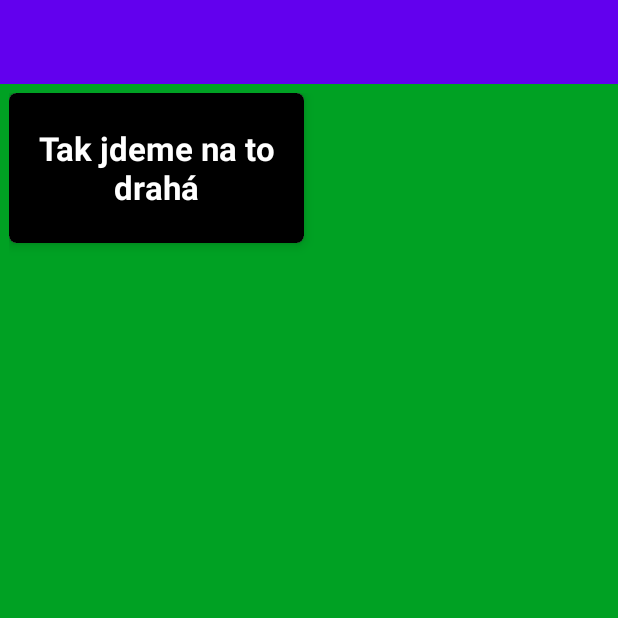
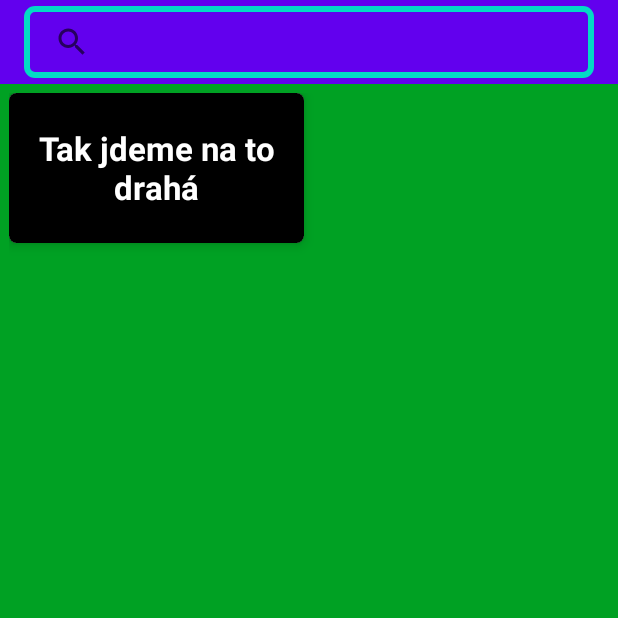
Before and after one commit to skoumat/RaspusApp, an Android app: the screen it shows after launch (MainActivity), on a phone screen of 412 x 824 dp, the top half of it. Run offline under Robolectric (Android 15) with nearby library versions, the phone set to English and light mode, and no system bars; our stand-ins replace Room's generated code.

Commit message:
searching

```diff
--- a/app/src/main/java/com/example/raspusapp/GridRVAdapter.kt
+++ b/app/src/main/java/com/example/raspusapp/GridRVAdapter.kt
@@ -1,63 +1,66 @@
 package com.example.raspusapp
 
 import android.content.Context
+import android.util.Log
 import android.view.LayoutInflater
 import android.view.View
 import android.view.ViewGroup
-import android.widget.BaseAdapter
-import android.widget.TextView
+import android.widget.*
+import java.util.*
 
-// on below line we are creating an
-// adapter class for our grid view.
 internal class GridRVAdapter(
-    // on below line we are creating two
-    // variables for course list and context
     private val lineList: List<GridViewModal>,
     private val context: Context
-) :
-    BaseAdapter() {
-    // in base adapter class we are creating variables
-    // for layout inflater, course image view and course text view.
-    private var layoutInflater: LayoutInflater? = null
-    private lateinit var lineTV: TextView
+) : BaseAdapter(), Filterable {
 
-    // below method is use to return the count of course list
+    private var filteredData: List<GridViewModal> = lineList
+
     override fun getCount(): Int {
-        return lineList.size
+        return filteredData.size
     }
 
-    // below function is use to return the item of grid view.
     override fun getItem(position: Int): Any? {
-        return null
+        return filteredData[position]
     }
 
-    // below function is use to return item id of grid view.
     override fun getItemId(position: Int): Long {
-        return 0
+        return position.toLong()
     }
 
-    // in below function we are getting individual item of grid view.
-    override fun getView(position: Int, convertView: View?, parent: ViewGroup?): View {
-        var convertView = convertView
-        // on blow line we are checking if layout inflater
-        // is null, if it is null we are initializing it.
-        if (layoutInflater == null) {
-            layoutInflater = context.getSystemService(Context.LAYOUT_INFLATER_SERVICE) as LayoutInflater
+
+    override fun getView(position: Int, convertView: View?, parent: ViewGroup): View {
+        // Inflate and populate your grid view item layout
+        val view = convertView ?: LayoutInflater.from(parent.context)
+            .inflate(R.layout.gridview_item, parent, false)
+
+        var itemText = view.findViewById<TextView>(R.id.idTVLine)
+        itemText.text = filteredData[position].line
+
+        return view
+    }
+
+    override fun getFilter(): Filter {
+        return object : Filter() {
+            override fun performFiltering(constraint: CharSequence?): FilterResults {
+                val query = constraint?.toString()?.lowercase(Locale.getDefault())
+
+                val results = FilterResults()
+                val filteredList = if (query.isNullOrBlank()) {
+                    lineList
+                } else {
+                    lineList.filter { it.line.lowercase(Locale.getDefault()).contains(query) }
+                }
+
+                results.values = filteredList
+                results.count = filteredList.size
+
+                return results
+            }
+
+            override fun publishResults(constraint: CharSequence?, results: FilterResults?) {
+                filteredData = results?.values as? List<GridViewModal> ?: emptyList()
+                notifyDataSetChanged()
+            }
         }
-        // on the below line we are checking if convert view is null.
-        // If it is null we are initializing it.
-        if (convertView == null) {
-            // on below line we are passing the layout file
-            // which we have to inflate for each item of grid view.
-            convertView = layoutInflater!!.inflate(R.layout.gridview_item, null)
-        }
-        // on below line we are initializing our course image view
-        // and course text view with their ids.
-        lineTV = convertView!!.findViewById(R.id.idTVLine)
-        // on below line we are setting image for our course image view.
-        // on below line we are setting text in our course text view.
-        lineTV.setText(lineList.get(position).line)
-        // at last we are returning our convert view.
-        return convertView
     }
 }
--- a/app/src/main/java/com/example/raspusapp/MainActivity.kt
+++ b/app/src/main/java/com/example/raspusapp/MainActivity.kt
@@ -3,72 +3,88 @@ package com.example.raspusapp
 import com.example.raspusapp.data.MyDatabase
 import android.media.MediaPlayer
 import android.os.Bundle
-import android.util.Log
 import android.widget.GridView
-import androidx.activity.viewModels
 import androidx.appcompat.app.AppCompatActivity
 import androidx.lifecycle.ViewModelProvider
 import com.example.raspusapp.data.DBLine
 import kotlinx.coroutines.*
+import android.widget.SearchView
+import com.example.raspusapp.databinding.ActivityMainBinding
 
+import android.util.Log
 
 
 class MainActivity : AppCompatActivity() {
     lateinit var lineGRV: GridView
     lateinit var lineList: List<GridViewModal>
     private val coroutineScope = CoroutineScope(Dispatchers.Main)
+    lateinit var binding : ActivityMainBinding
 
     override fun onCreate(savedInstanceState: Bundle?) {
         super.onCreate(savedInstanceState)
         setContentView(R.layout.activity_main)
 
-        val database = MyDatabase.getDatabase(this)
-
-//        runBlocking {
-//            database.myDao().deleteAll()
-//        }
-        lateinit var mLineViewModel: LineViewModel
-        coroutineScope.launch {
-//            database.myDao().deleteAll()
-
-
-            mLineViewModel = ViewModelProvider(this@MainActivity).get(LineViewModel::class.java)
-            mLineViewModel.deleteAll()
-            var line = DBLine(0, "Wong_kojoti", "Kojoti", "pan Wong")
-            mLineViewModel.insert(line)
-        }
-//        val rowsDeleted =
-//        Log.d("Database", "Rows deleted: $rowsDeleted")
 
 
 
 
+        val database = MyDatabase.getDatabase(this) // ziskame instanci databaze
+
+
+        lateinit var mLineViewModel: LineViewModel
+        coroutineScope.launch {
+            mLineViewModel = ViewModelProvider(this@MainActivity).get(LineViewModel::class.java)
+            mLineViewModel.deleteAll()
+
+            populateDatabase(mLineViewModel)
+        }
 
 
 
-//        Log.d("Database", "Line inserted!")
-        val allLines = database.myDao().getAllLines()
+        var shownLines = database.myDao().getAllLines()
+
+
+        lineGRV = findViewById(R.id.GRV)
+        lineList = ArrayList<GridViewModal>()
+
+        shownLines.forEach {
+            lineList = lineList + GridViewModal(it.line, it.file)
+        }
+
+        var lineAdapter = GridRVAdapter(lineList = lineList, this@MainActivity)
+
+        lineGRV.adapter = lineAdapter
+        lineGRV.setOnItemClickListener { _, _, position, _ -> play(lineList[position].file) }
 
 
 
 
-        lineGRV = findViewById(R.id.idGRV)
-        lineList = ArrayList<GridViewModal>()
+//        binding = ActivityMainBinding.inflate(layoutInflater)
+        // k cemu to je? potrebuju to?
+//        setContentView(binding.root)
+//        binding.GRV.adapter = lineAdapter
 
-        allLines.forEach {
-            lineList = lineList + GridViewModal(it.line, it.file)
-        }
+        val searchView = findViewById<SearchView>(R.id.searchView)
+        searchView.setOnQueryTextListener(object : SearchView.OnQueryTextListener{
+            override fun onQueryTextSubmit(query: String?): Boolean {
+                return false
+            }
 
-        val lineAdapter = GridRVAdapter(lineList = lineList, this@MainActivity)
+            override fun onQueryTextChange(searched: String): Boolean {
+                Log.d("SEARCH", "String $searched")
+                lineAdapter.filter.filter(searched)
 
-        lineGRV.adapter = lineAdapter
-        lineGRV.setOnItemClickListener { _, _, position, _ -> play(lineList[position].file) }
+                return false
+            }
+        })
+
     }
 
     override fun onDestroy() {
         super.onDestroy()
         coroutineScope.cancel()
     }
+
     fun play(file: String) {
         val player = MediaPlayer()
         try {
@@ -81,4 +97,26 @@ class MainActivity : AppCompatActivity() {
         }
         player.start()
     }
+
+    suspend fun populateDatabase(mLineViewModel: LineViewModel) {
+
+        val wong = "pan Wong"
+        val spusa = "Raspuša"
+        val extras = "Extras"
+        val norbit = "Norbit"
+        val kate = "Kate"
+        val noone = ""
+
+        val lineList = listOf(
+            DBLine(0, "Wong_kojoti", "Kojoti", wong, noone),
+            DBLine(0, "Wong_dalsi_negr", "Další negr", wong, noone),
+            DBLine(0, "Wong_seredna_cernoch", "Šeredná černoch", wong, noone),
+            DBLine(0, "Wong_glutamat", "Glutamát", wong, noone),
+            DBLine(0, "Wong_to_byl_veleryba", "To být velryba", wong, noone)
+        )
+
+        lineList.forEach {
+            mLineViewModel.insert(it)
+        }
+    }
 }
--- a/app/src/main/java/com/example/raspusapp/data/LineRepository.kt
+++ b/app/src/main/java/com/example/raspusapp/data/LineRepository.kt
@@ -1,8 +1,4 @@
 package com.example.raspusapp.data
-
-import androidx.annotation.WorkerThread
-import kotlinx.coroutines.flow.Flow
-import androidx.lifecycle.LiveData
 
 class LineRepository(private val myDao: MyDao)  {
     val getAllLines: List<DBLine> = myDao.getAllLines()
--- a/app/src/main/java/com/example/raspusapp/data/MyDao.kt
+++ b/app/src/main/java/com/example/raspusapp/data/MyDao.kt
@@ -1,8 +1,6 @@
 package com.example.raspusapp.data
 
-import androidx.lifecycle.LiveData
 import androidx.room.*
-import kotlinx.coroutines.flow.Flow
 
 @Dao
 interface MyDao {
@@ -16,13 +14,16 @@ interface MyDao {
     @Query("DELETE FROM lines")
     suspend fun deleteAll(): Int
 
-//    @Query("SELECT * FROM lines ORDER BY line ASC")
-//    fun getAllLinesOrderedByLine () : List<DBLine>
-//
-//    // bude to porad zorganizovane podle casu?  NULLS FIRST na konci nefunguje :/
+//    @DeleteTable("$table")
+//    suspend fun deleteTable(table: String)
+
+    @Query("SELECT * FROM lines ORDER BY line ASC")
+    fun getAllLinesOrderedByLine () : List<DBLine>
+
+    // bude to porad zorganizovane podle casu?  NULLS FIRST na konci nefunguje :/
 //    @Query("SELECT * FROM lines i WHERE i.character = :character OR i.character2 = :character ORDER BY character2")
 //    fun getCharacterLines(character : String) : List<DBLine>
-//
-//    @Query("SELECT * FROM lines i WHERE i.line LIKE :line COLLATE NOCASE")
-//    fun getLinesByName(line : String) : List<DBLine>
+
+    @Query("SELECT * FROM lines i WHERE i.line LIKE :line COLLATE NOCASE")
+    fun getLinesByName(line : String) : List<DBLine>
 }
--- a/app/src/main/java/com/example/raspusapp/data/MyDatabase.kt
+++ b/app/src/main/java/com/example/raspusapp/data/MyDatabase.kt
@@ -7,7 +7,7 @@ import androidx.room.RoomDatabase
 import androidx.sqlite.db.SupportSQLiteDatabase
 import android.content.ContentValues
 
-@Database(entities = [DBLine::class], version = 1, exportSchema = false)
+@Database(entities = [DBLine::class], version = 2, exportSchema = false)
 abstract class MyDatabase : RoomDatabase() {
 
     abstract fun myDao(): MyDao
@@ -95,13 +95,6 @@ abstract class MyDatabase : RoomDatabase() {
 
         }
 
-        suspend fun populateDatabase(myDao: MyDao) {
-            // Start the app with a clean database every time.
-            // Not needed if you only populate on creation.
-//            myDao.deleteAll()
 
-            var line = DBLine(0, "Wong_kojoti", "Kojoti", "pan Wong")
-            myDao.insert(line)
-        }
     }
 }
--- a/app/src/main/java/com/example/raspusapp/data/MyTables.kt
+++ b/app/src/main/java/com/example/raspusapp/data/MyTables.kt
@@ -8,6 +8,6 @@ import androidx.room.PrimaryKey
 data class DBLine(@PrimaryKey(autoGenerate = true) val id : Long,
                   @ColumnInfo(name = "file") val file : String,
                   @ColumnInfo(name = "line") val line : String,
-                  @ColumnInfo(name = "character") val character : String
-//                  @ColumnInfo(name = "character2") val character2 : String
+                  @ColumnInfo(name = "character") val character : String,
+                  @ColumnInfo(name = "character2") val character2 : String
 )
--- /dev/null
+++ b/app/src/main/res/drawable/searchview_background.xml
@@ -0,0 +1,11 @@
+<?xml version="1.0" encoding="utf-8"?>
+<shape xmlns:android="http://schemas.android.com/apk/res/android"
+    android:shape="rectangle">
+
+    <corners
+        android:radius="5dp"/>
+    <stroke
+        android:color="@color/teal_200"
+        android:width="4dp"/>
+
+</shape>
--- a/app/src/main/res/layout/activity_main.xml
+++ b/app/src/main/res/layout/activity_main.xml
@@ -15,7 +15,7 @@
 
     <!--on below line we are creating a grid view-->
     <GridView
-        android:id="@+id/idGRV"
+        android:id="@+id/GRV"
         android:layout_width="405dp"
         android:layout_height="658dp"
         android:layout_below="@+id/toolbar"
@@ -27,4 +27,16 @@
         android:numColumns="2"
         android:verticalSpacing="6dp" />
 
+    <android.widget.SearchView
+        android:id = "@+id/searchView"
+        android:layout_width="match_parent"
+        android:layout_height="wrap_content"
+        android:layout_marginHorizontal="16dp"
+        android:layout_marginBottom="16dp"
+        android:layout_marginTop="4dp"
+        android:background="@drawable/searchview_background"
+        android:iconifiedByDefault="false"
+        android:queryBackground="@android:color/transparent"
+        />
+
 </RelativeLayout>
```
Also changed, not shown: app/src/main/java/com/example/raspusapp/data/LineViewModel.kt (+0 -16 lines), app/src/main/res/layout/activity_new_word.xml (deleted, +0 -42 lines), app/src/main/res/layout/content_main.xml (deleted, +0 -37 lines), app/src/main/res/layout/recyclerview_item.xml (deleted, +0 -27 lines).
